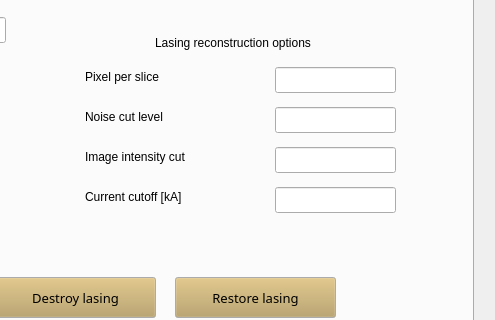
Before: the Qt Designer form gui.ui in pdijksta/PassiveWFMeasurement, drawn with Qt 5; both pictures show x 467 to 962 and y 339 to 659 of the 962 by 873 pixel window.
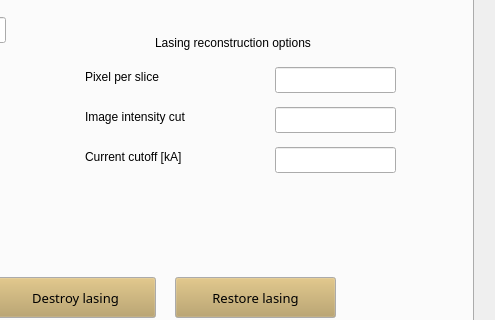
After: the same form once the commit is applied.

Commit message: remove noise_cut

```diff
--- a/gui.ui
+++ b/gui.ui
@@ -2019,22 +2019,6 @@
       <property name="geometry">
        <rect>
         <x>730</x>
-        <y>460</y>
-        <width>121</width>
-        <height>26</height>
-       </rect>
-      </property>
-      <property name="text">
-       <string/>
-      </property>
-      <property name="alignment">
-       <set>Qt::AlignCenter</set>
-      </property>
-     </widget>
-     <widget class="QLineEdit" name="LasingNoiseCut">
-      <property name="geometry">
-       <rect>
-        <x>730</x>
         <y>420</y>
         <width>121</width>
         <height>26</height>
@@ -2047,22 +2031,6 @@
        <set>Qt::AlignCenter</set>
       </property>
      </widget>
-     <widget class="QLabel" name="label_76">
-      <property name="geometry">
-       <rect>
-        <x>540</x>
-        <y>420</y>
-        <width>121</width>
-        <height>20</height>
-       </rect>
-      </property>
-      <property name="text">
-       <string>Noise cut level</string>
-      </property>
-      <property name="alignment">
-       <set>Qt::AlignLeading|Qt::AlignLeft|Qt::AlignVCenter</set>
-      </property>
-     </widget>
      <widget class="QLabel" name="label_52">
       <property name="geometry">
        <rect>
@@ -2096,7 +2064,7 @@
       <property name="geometry">
        <rect>
         <x>540</x>
-        <y>460</y>
+        <y>420</y>
         <width>121</width>
         <height>20</height>
        </rect>
@@ -2240,7 +2208,7 @@
       <property name="geometry">
        <rect>
         <x>540</x>
-        <y>500</y>
+        <y>460</y>
         <width>121</width>
         <height>20</height>
        </rect>
@@ -2256,7 +2224,7 @@
       <property name="geometry">
        <rect>
         <x>730</x>
-        <y>500</y>
+        <y>460</y>
         <width>121</width>
         <height>26</height>
        </rect>
```
The commit also changes 3 other files.
